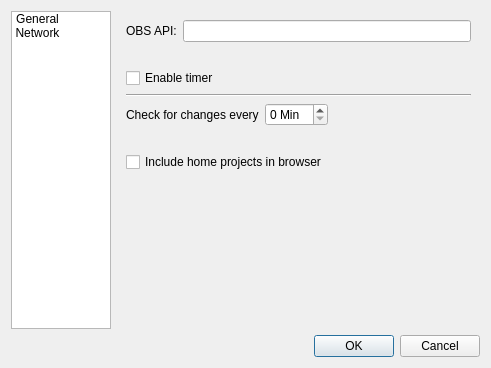
Old version of the form src/gui/configure.ui in the repository javierllorente/qactus.
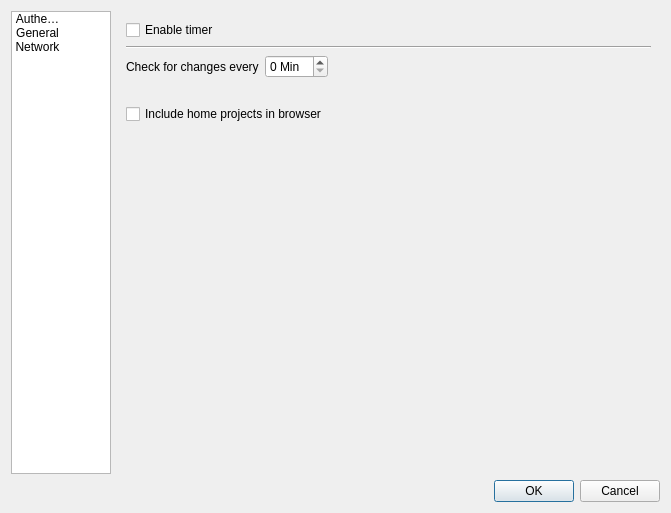
New version of the form. The open tabs and pages were chosen to show the change. Icons and pictures are not drawn.

Commit message: Improve the configure dialog: - Don't depend on the login dialog - Implement readAuthSettings() - Implement writeAuthSettings() - Make the dialog bigger - Improve the appearance of the authentication section

```diff
--- a/src/gui/configure.ui
+++ b/src/gui/configure.ui
@@ -9,8 +9,8 @@
    <rect>
     <x>0</x>
     <y>0</y>
-    <width>491</width>
-    <height>368</height>
+    <width>671</width>
+    <height>513</height>
    </rect>
   </property>
   <property name="windowTitle">
@@ -49,6 +49,15 @@
      <property name="uniformItemSizes">
       <bool>true</bool>
      </property>
+     <item>
+      <property name="text">
+       <string>Authentication</string>
+      </property>
+      <property name="icon">
+       <iconset resource="../../application.qrc">
+        <normaloff>:/icons/dialog-password.png</normaloff>:/icons/dialog-password.png</iconset>
+      </property>
+     </item>
      <item>
       <property name="text">
        <string>General</string>
@@ -89,9 +98,77 @@
        <verstretch>0</verstretch>
       </sizepolicy>
      </property>
+     <property name="currentIndex">
+      <number>0</number>
+     </property>
+     <widget class="QWidget" name="authenticationPage">
+      <layout class="QVBoxLayout" name="verticalLayout">
+       <item>
+        <widget class="QGroupBox" name="groupBox">
+         <property name="title">
+          <string>Authentication</string>
+         </property>
+         <layout class="QGridLayout" name="gridLayout_5">
+          <item row="0" column="0">
+           <layout class="QFormLayout" name="formLayout">
+            <item row="2" column="1">
+             <widget class="QLineEdit" name="lineEditPassword">
+              <property name="echoMode">
+               <enum>QLineEdit::Password</enum>
+              </property>
+             </widget>
+            </item>
+            <item row="2" column="0">
+             <widget class="QLabel" name="labelPassword">
+              <property name="text">
+               <string>Password:</string>
+              </property>
+             </widget>
+            </item>
+            <item row="1" column="1">
+             <widget class="QLineEdit" name="lineEditUsername"/>
+            </item>
+            <item row="1" column="0">
+             <widget class="QLabel" name="labelUsername">
+              <property name="text">
+               <string>Username: </string>
+              </property>
+             </widget>
+            </item>
+            <item row="0" column="0">
+             <widget class="QLabel" name="labelApiUrl">
+              <property name="text">
+               <string>OBS server:</string>
+              </property>
+             </widget>
+            </item>
+            <item row="0" column="1">
+             <widget class="QLineEdit" name="lineEditApiUrl"/>
+            </item>
+            <item row="3" column="1">
+             <widget class="QCheckBox" name="checkBoxAutoLogin">
+              <property name="text">
+               <string/>
+              </property>
+             </widget>
+            </item>
+            <item row="3" column="0">
+             <widget class="QLabel" name="labelAutoLogin">
+              <property name="text">
+               <string>Auto login:</string>
+              </property>
+             </widget>
+            </item>
+           </layout>
+          </item>
+         </layout>
+        </widget>
+       </item>
+      </layout>
+     </widget>
      <widget class="QWidget" name="generalPage">
       <layout class="QGridLayout" name="gridLayout_2">
-       <item row="2" column="2">
+       <item row="0" column="2">
         <layout class="QVBoxLayout" name="verticalLayoutGeneral">
          <item>
           <widget class="QCheckBox" name="checkBoxTimer">
@@ -115,7 +192,34 @@
          </item>
         </layout>
        </item>
-       <item row="13" column="2">
+       <item row="5" column="2">
+        <layout class="QVBoxLayout" name="verticalLayoutBrowser">
+         <item>
+          <widget class="QCheckBox" name="checkBoxHomeProjects">
+           <property name="text">
+            <string>Include home projects in browser</string>
+           </property>
+          </widget>
+         </item>
+        </layout>
+       </item>
+       <item row="2" column="2">
+        <spacer name="verticalSpacerTimer">
+         <property name="orientation">
+          <enum>Qt::Vertical</enum>
+         </property>
+         <property name="sizeType">
+          <enum>QSizePolicy::Fixed</enum>
+         </property>
+         <property name="sizeHint" stdset="0">
+          <size>
+           <width>20</width>
+           <height>20</height>
+          </size>
+         </property>
+        </spacer>
+       </item>
+       <item row="11" column="2">
         <spacer name="verticalSpacerBrowser">
          <property name="orientation">
           <enum>Qt::Vertical</enum>
@@ -128,53 +232,7 @@
          </property>
         </spacer>
        </item>
-       <item row="0" column="2">
-        <layout class="QFormLayout" name="formLayoutApiUrl">
-         <property name="verticalSpacing">
-          <number>6</number>
-         </property>
-         <item row="0" column="0">
-          <widget class="QLabel" name="labelApiUrl">
-           <property name="sizePolicy">
-            <sizepolicy hsizetype="Fixed" vsizetype="Minimum">
-             <horstretch>0</horstretch>
-             <verstretch>0</verstretch>
-            </sizepolicy>
-           </property>
-           <property name="text">
-            <string>OBS API:</string>
-           </property>
-          </widget>
-         </item>
-         <item row="0" column="1">
-          <widget class="QLineEdit" name="lineEditApiUrl">
-           <property name="sizePolicy">
-            <sizepolicy hsizetype="Expanding" vsizetype="Fixed">
-             <horstretch>0</horstretch>
-             <verstretch>0</verstretch>
-            </sizepolicy>
-           </property>
-          </widget>
-         </item>
-        </layout>
-       </item>
        <item row="1" column="2">
-        <spacer name="verticalSpacerApi">
-         <property name="orientation">
-          <enum>Qt::Vertical</enum>
-         </property>
-         <property name="sizeType">
-          <enum>QSizePolicy::Fixed</enum>
-         </property>
-         <property name="sizeHint" stdset="0">
-          <size>
-           <width>20</width>
-           <height>20</height>
-          </size>
-         </property>
-        </spacer>
-       </item>
-       <item row="3" column="2">
         <layout class="QFormLayout" name="formLayoutTimer">
          <item row="0" column="1">
           <widget class="QSpinBox" name="spinBoxTimer">
@@ -204,33 +262,6 @@
          </item>
         </layout>
        </item>
-       <item row="7" column="2">
-        <layout class="QVBoxLayout" name="verticalLayoutBrowser">
-         <item>
-          <widget class="QCheckBox" name="checkBoxHomeProjects">
-           <property name="text">
-            <string>Include home projects in browser</string>
-           </property>
-          </widget>
-         </item>
-        </layout>
-       </item>
-       <item row="4" column="2">
-        <spacer name="verticalSpacerTimer">
-         <property name="orientation">
-          <enum>Qt::Vertical</enum>
-         </property>
-         <property name="sizeType">
-          <enum>QSizePolicy::Fixed</enum>
-         </property>
-         <property name="sizeHint" stdset="0">
-          <size>
-           <width>20</width>
-           <height>20</height>
-          </size>
-         </property>
-        </spacer>
-       </item>
       </layout>
      </widget>
      <widget class="QWidget" name="networkPage">
```
Left out of the diff: 24 changed lines with no effect on the pictures. The commit also changes 2 other files.
